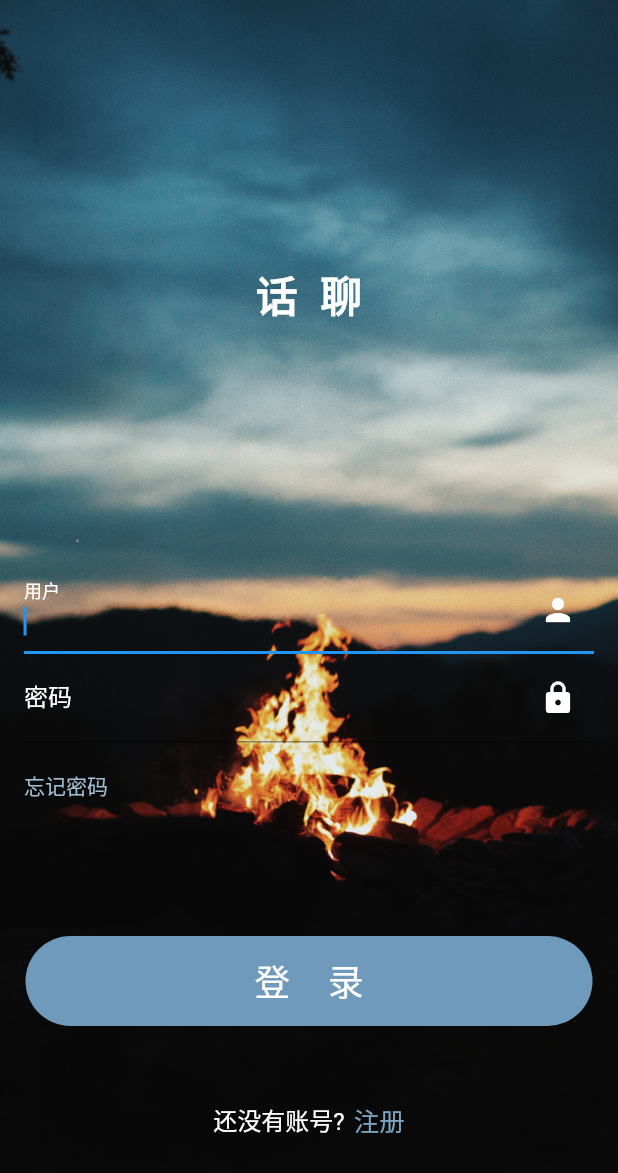
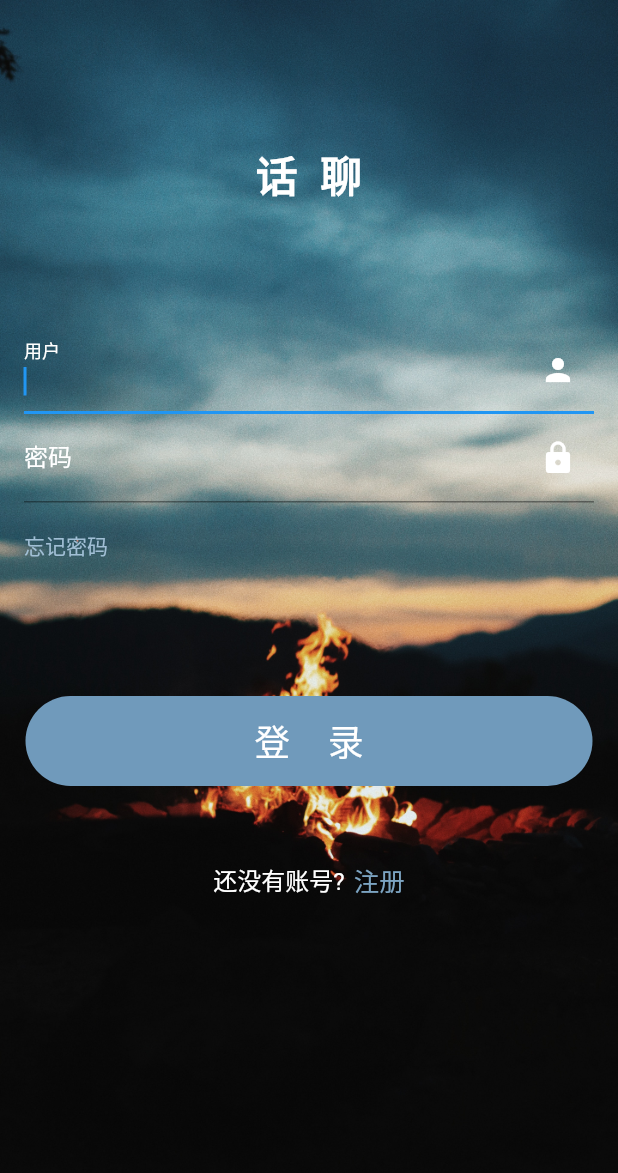
Before and after one commit to southrivers/chat-client, a Flutter app: the LoginPage screen opened directly, on a phone screen of 412 x 824 dp. Shown: the top 1173 px of the screen. Run offline on Flutter 3.47's test engine with Material 2 defaults, Android fonts, the phone set to English and light mode, and no system bars; our stand-ins replace gap, get.

Commit message:
保存登陆逻辑

```diff
--- a/lib/page/home_page.dart
+++ b/lib/page/home_page.dart
@@ -1,5 +1,6 @@
 import 'package:chat/page/chat_page.dart';
 import 'package:chat/page/contract_page.dart';
+import 'package:chat/page/login_page.dart';
 import 'package:chat/page/profile_page.dart';
 import 'package:flutter/material.dart';
 
@@ -21,7 +22,7 @@ class HomePage extends StatelessWidget {
           title: Text("聊天窗"),
         ),
         // 根据页面选择进行切换
-        body: ProfilePage(),
+        body: LoginPage(),
         bottomNavigationBar: BottomNavigationBar(
           items: [
             BottomNavigationBarItem(
--- a/lib/page/login_page.dart
+++ b/lib/page/login_page.dart
@@ -23,7 +23,7 @@ class LoginPage extends StatelessWidget {
             crossAxisAlignment: CrossAxisAlignment.center,
             children: [
               const Padding(
-                padding: EdgeInsets.symmetric(vertical: 160),
+                padding: EdgeInsets.symmetric(vertical: 80),
                 child: Text(
                   "话聊",
                   style: TextStyle(
```
